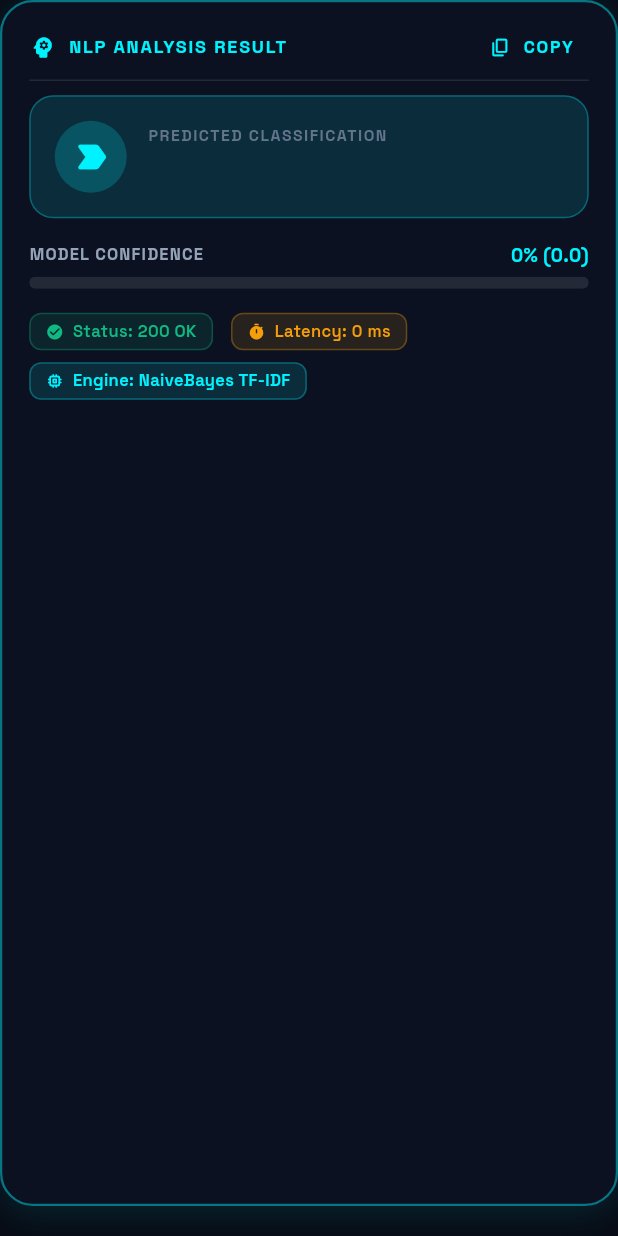
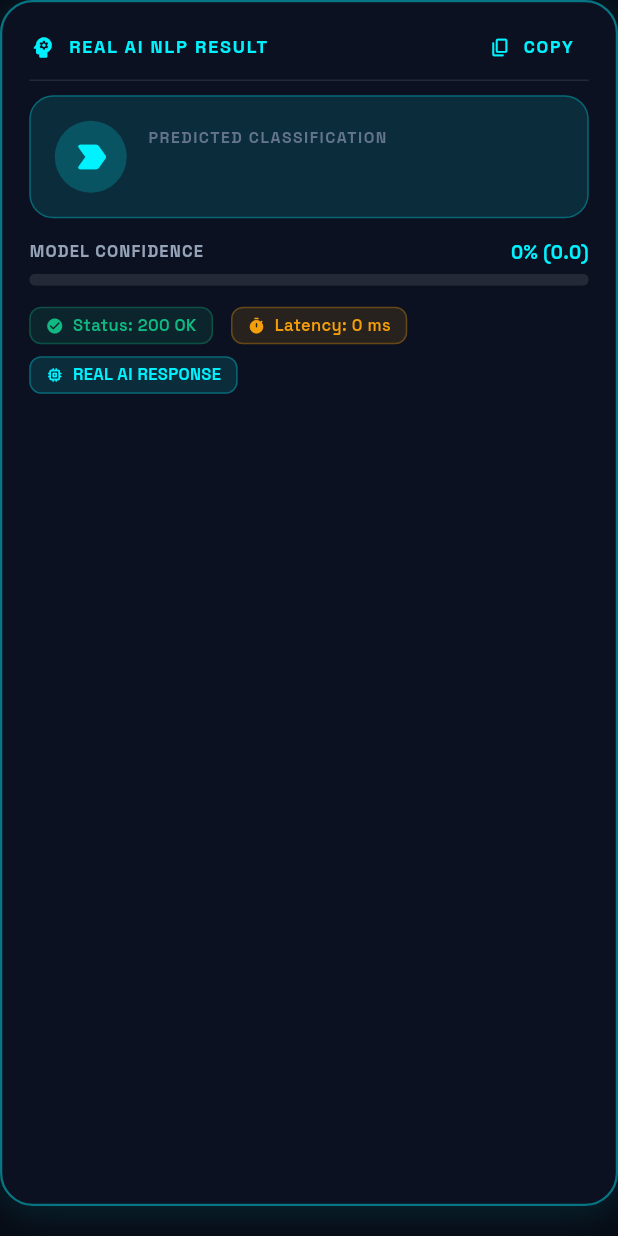
Before and after one commit to connectwithdevarsh/backend-sir-app-live, a Flutter app: the NlpResultCard widget shown alone on an empty page, opened directly with empty values, on a phone screen of 412 x 824 dp. Run offline on Flutter 3.47's test engine with Material 3 defaults, Android fonts, the phone set to English and light mode, and no system bars; our stand-ins replace google_fonts, shared_preferences; accounts and stored records are empty; network calls fail.

Commit message:
Fix Practical 02 to use real Groq/Gemini AI backend response and add background backend cold-start warm-up on app launch

```diff
--- a/lib/main.dart
+++ b/lib/main.dart
@@ -1,5 +1,6 @@
 import 'package:flutter/material.dart';
 import 'package:flutter/services.dart';
+import 'services/nlp_api_service.dart';
 import 'services/progress_storage_service.dart';
 import 'theme/app_theme.dart';
 import 'screens/splash_screen.dart';
@@ -17,8 +18,9 @@ void main() {
     ),
   );
 
-  // Initialize storage in background without blocking runApp
+  // Initialize storage & trigger silent background Render backend warm-up without blocking runApp
   ProgressStorageService.initialize();
+  NlpApiService.warmupBackend();
 
   runApp(const AipeLabApp());
 }
--- a/lib/models/nlp_result.dart
+++ b/lib/models/nlp_result.dart
@@ -1,10 +1,12 @@
-/// NlpResult stores the structured output from genuine local NLP processing.
+/// NlpResult stores the output from real backend AI NLP processing.
 class NlpResult {
   final bool success;
   final String task; // "sentiment" or "classification"
-  final String label; // e.g. "POSITIVE", "NEGATIVE", "NEUTRAL" or "Education & Academics"
-  final double confidence; // e.g. 0.94
-  final int executionTimeMs;
+  final String label; // e.g. "POSITIVE", "NEGATIVE", "NEUTRAL" or Category Name
+  final String explanation; // Real AI explanation
+  final String? model; // Real AI model returned by backend (e.g. Groq/Gemini)
+  final double? confidence; // Real confidence ONLY if backend returns it; null otherwise
+  final int executionTimeMs; // Actual request duration measured in Flutter
   final Map<String, dynamic>? details;
   final String? errorMessage;
 
@@ -12,19 +14,23 @@ class NlpResult {
     required this.success,
     required this.task,
     required this.label,
-    required this.confidence,
+    required this.explanation,
+    this.model,
+    this.confidence,
     required this.executionTimeMs,
     this.details,
     this.errorMessage,
   });
 
-  factory NlpResult.fromJson(Map<String, dynamic> json) {
+  factory NlpResult.fromJson(Map<String, dynamic> json, {required int latencyMs}) {
     return NlpResult(
-      success: json['success'] as bool? ?? false,
+      success: json['success'] as bool? ?? true,
       task: json['task'] as String? ?? 'sentiment',
-      label: json['label'] as String? ?? 'UNKNOWN',
-      confidence: (json['confidence'] as num?)?.toDouble() ?? 0.0,
-      executionTimeMs: json['executionTimeMs'] as int? ?? 0,
+      label: json['label'] as String? ?? 'AI RESPONSE',
+      explanation: json['explanation'] as String? ?? json['output'] as String? ?? json['response'] as String? ?? '',
+      model: json['model'] as String?,
+      confidence: json['confidence'] != null ? (json['confidence'] as num).toDouble() : null,
+      executionTimeMs: latencyMs,
       details: json['details'] as Map<String, dynamic>?,
       errorMessage: json['error'] as String?,
     );
@@ -35,7 +41,7 @@ class NlpResult {
       success: false,
       task: 'error',
       label: 'ERROR',
-      confidence: 0.0,
+      explanation: '',
       executionTimeMs: 0,
       errorMessage: message,
     );
--- a/lib/screens/practical_02_screen.dart
+++ b/lib/screens/practical_02_screen.dart
@@ -101,7 +101,7 @@ class _Practical02ScreenState extends State<Practical02Screen>
     final text = 'Task: ${_result!.task.toUpperCase()}\n'
         'Input: "${_textController.text.trim()}"\n'
         'Result: ${_result!.label}\n'
-        'Confidence: ${(_result!.confidence * 100).toInt()}%\n'
+        'Analysis: ${_result!.explanation}\n'
         'Latency: ${_result!.executionTimeMs} ms';
     Clipboard.setData(ClipboardData(text: text));
     _showSnackBar('Result copied to clipboard.');
--- a/lib/widgets/nlp_result_card.dart
+++ b/lib/widgets/nlp_result_card.dart
@@ -4,8 +4,8 @@ import 'package:google_fonts/google_fonts.dart';
 import '../models/nlp_result.dart';
 import '../theme/app_theme.dart';
 
-/// NlpResultCard displays the genuine result, confidence progress meter,
-/// execution duration, and classification breakdown from the NLP model.
+/// NlpResultCard displays the real AI classification/sentiment result,
+/// dynamic AI explanation, execution duration, and real model metadata.
 class NlpResultCard extends StatelessWidget {
   final NlpResult result;
   final String inputText;
@@ -48,7 +48,9 @@ class NlpResultCard extends StatelessWidget {
   Widget build(BuildContext context) {
     final labelColor = _getLabelColor(result.label);
     final labelIcon = _getLabelIcon(result.label);
-    final int confidencePct = (result.confidence * 100).toInt();
+    final String modelLabel = (result.model != null && result.model!.isNotEmpty)
+        ? 'Model: ${result.model}'
+        : 'REAL AI RESPONSE';
 
     return Container(
       width: double.infinity,
@@ -81,7 +83,7 @@ class NlpResultCard extends StatelessWidget {
                   Icon(Icons.psychology_rounded, size: 18, color: labelColor),
                   const SizedBox(width: 8),
                   Text(
-                    'NLP ANALYSIS RESULT',
+                    'REAL AI NLP RESULT',
                     style: GoogleFonts.spaceGrotesk(
                       fontSize: 12,
                       fontWeight: FontWeight.bold,
@@ -154,7 +156,7 @@ class NlpResultCard extends StatelessWidget {
                       Text(
                         result.label,
                         style: GoogleFonts.spaceGrotesk(
-                          fontSize: 20,
+                          fontSize: 18,
                           fontWeight: FontWeight.w800,
                           color: labelColor,
                           letterSpacing: 0.5,
@@ -166,9 +168,10 @@ class NlpResultCard extends StatelessWidget {
               ],
             ),
           ),
-          const SizedBox(height: 16),
+          const SizedBox(height: 14),
 
-          // CONFIDENCE PROGRESS METER
+          // REAL CONFIDENCE SCORE (ONLY RENDERED IF BACKEND PROVIDES REAL VALUE)
+          if (result.confidence != null) ...[
             Column(
               crossAxisAlignment: CrossAxisAlignment.start,
               children: [
@@ -185,7 +188,7 @@ class NlpResultCard extends StatelessWidget {
                       ),
                     ),
                     Text(
-                    '$confidencePct% (${result.confidence})',
+                      '${(result.confidence! * 100).toInt()}% (${result.confidence})',
                       style: GoogleFonts.spaceGrotesk(
                         fontSize: 12.5,
                         fontWeight: FontWeight.bold,
@@ -206,9 +209,47 @@ class NlpResultCard extends StatelessWidget {
                 ),
               ],
             ),
-          const SizedBox(height: 16),
+            const SizedBox(height: 14),
+          ],
 
-          // METADATA BADGES (LATENCY & MODEL)
+          // REAL AI EXPLANATION & DYNAMIC ANALYSIS OUTPUT
+          if (result.explanation.isNotEmpty) ...[
+            Container(
+              width: double.infinity,
+              padding: const EdgeInsets.all(14),
+              decoration: BoxDecoration(
+                color: const Color(0xFF0F172A),
+                borderRadius: BorderRadius.circular(14),
+                border: Border.all(color: Colors.white10),
+              ),
+              child: Column(
+                crossAxisAlignment: CrossAxisAlignment.start,
+                children: [
+                  Text(
+                    'AI ANALYSIS & REASONING',
+                    style: GoogleFonts.spaceGrotesk(
+                      fontSize: 10.5,
+                      fontWeight: FontWeight.bold,
+                      color: AppTheme.textMuted,
+                      letterSpacing: 0.8,
+                    ),
+                  ),
+                  const SizedBox(height: 6),
+                  Text(
+                    result.explanation,
+                    style: GoogleFonts.inter(
+                      fontSize: 13,
+                      height: 1.5,
+                      color: AppTheme.textPrimary,
+                    ),
+                  ),
+                ],
+              ),
+            ),
+            const SizedBox(height: 14),
+          ],
+
+          // METADATA BADGES (STATUS, ACTUAL LATENCY, REAL MODEL)
           Wrap(
             spacing: 12,
             runSpacing: 8,
@@ -225,17 +266,11 @@ class NlpResultCard extends StatelessWidget {
               ),
               _buildMetaPill(
                 icon: Icons.memory_rounded,
-                label: result.task == 'sentiment'
-                    ? 'Engine: NLTK VADER'
-                    : 'Engine: NaiveBayes TF-IDF',
+                label: modelLabel,
                 color: AppTheme.primaryCyan,
               ),
             ],
           ),
-          const SizedBox(height: 14),
-
-          // DETAILS BREAKDOWN (Polarity or Probability Distribution)
-          if (result.details != null) _buildDetailsSection(result),
         ],
       ),
     );
@@ -270,78 +305,4 @@ class NlpResultCard extends StatelessWidget {
       ),
     );
   }
-
-  Widget _buildDetailsSection(NlpResult result) {
-    if (result.task == 'sentiment') {
-      final details = result.details!;
-      return Container(
-        padding: const EdgeInsets.all(12),
-        decoration: BoxDecoration(
-          color: const Color(0xFF0F172A),
-          borderRadius: BorderRadius.circular(12),
-          border: Border.all(color: Colors.white10),
-        ),
-        child: Column(
-          crossAxisAlignment: CrossAxisAlignment.start,
-          children: [
-            Text(
-              'POLARITY SCORES BREAKDOWN',
-              style: GoogleFonts.spaceGrotesk(
-                fontSize: 10.5,
-                fontWeight: FontWeight.bold,
-                color: AppTheme.textMuted,
-                letterSpacing: 0.8,
-              ),
-            ),
-            const SizedBox(height: 8),
-            Row(
-              mainAxisAlignment: MainAxisAlignment.spaceAround,
-              children: [
-                _buildScoreItem(
-                  'Positive',
-                  details['positive']?.toString() ?? '0',
-                  const Color(0xFF10B981),
-                ),
-                _buildScoreItem(
-                  'Neutral',
-                  details['neutral']?.toString() ?? '0',
-                  AppTheme.academicGold,
-                ),
-                _buildScoreItem(
-                  'Negative',
-                  details['negative']?.toString() ?? '0',
-                  const Color(0xFFEF4444),
-                ),
-                _buildScoreItem(
-                  'Compound',
-                  details['compound']?.toString() ?? '0',
-                  AppTheme.primaryCyan,
-                ),
-              ],
-            ),
-          ],
-        ),
-      );
 }
-    return const SizedBox.shrink();
-  }
-
-  Widget _buildScoreItem(String label, String value, Color color) {
-    return Column(
-      children: [
-        Text(
-          value,
-          style: GoogleFonts.spaceGrotesk(
-            fontSize: 13,
-            fontWeight: FontWeight.bold,
-            color: color,
-          ),
-        ),
-        Text(
-          label,
-          style: GoogleFonts.inter(fontSize: 10.5, color: AppTheme.textMuted),
-        ),
-      ],
-    );
-  }
-}
--- a/lib/widgets/practical_card.dart
+++ b/lib/widgets/practical_card.dart
@@ -129,10 +129,11 @@ class _PracticalCardState extends State<PracticalCard> {
           task: 'sentiment',
         );
         final liveAnswer = res.success
-            ? '[REAL NLP ENGINE OUTPUT - GROQ & NLTK]\n'
+            ? '[REAL AI NLP OUTPUT - GROQ / GEMINI]\n'
                 'Task: SENTIMENT ANALYSIS\n'
                 'Predicted Sentiment: ${res.label}\n'
-                'Model Confidence: ${(res.confidence * 100).toInt()}%\n'
+                'Explanation: ${res.explanation}\n'
+                'Model: ${res.model ?? "Groq/Gemini"}\n'
                 'Latency: ${res.executionTimeMs} ms\n'
                 'Status: 200 OK - LIVE INFERENCE'
             : await _fetchLiveRealtimeAiResponse(widget.practical.demoPromptOrCode);
```
Also changed, not shown: lib/services/nlp_api_service.dart (+48 -16 lines). Lines whose indentation alone changed are shown as unchanged.
